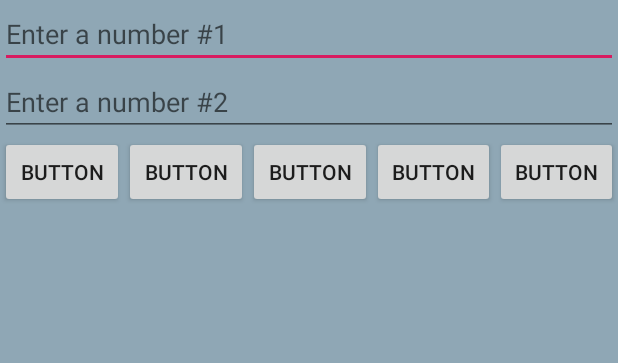
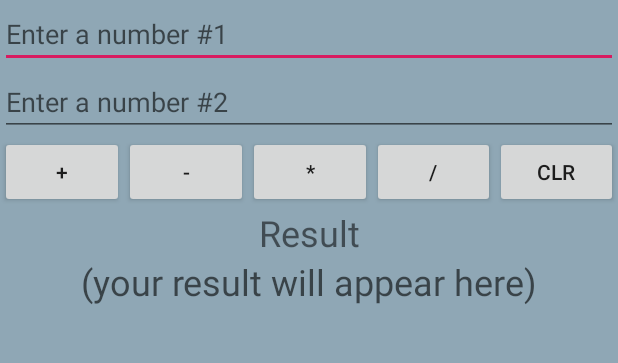
Before and after one commit to widmonstertony/SimpleCalculator, an Android app: the screen it shows after launch (MainActivity), on a phone screen of 412 x 824 dp, the part 133-496 px from its top. Run offline under Robolectric (Android 15) with nearby library versions, the phone set to English and light mode, and no system bars.

Commit message:
finished design ui.

```diff
--- a/app/src/main/java/com/example/tonytan/simplecalculator/MainActivity.kt
+++ b/app/src/main/java/com/example/tonytan/simplecalculator/MainActivity.kt
@@ -14,10 +14,6 @@ class MainActivity : AppCompatActivity() {
         setContentView(R.layout.activity_main)
         setSupportActionBar(toolbar)
 
-        fab.setOnClickListener { view ->
-            Snackbar.make(view, "Replace with your own action", Snackbar.LENGTH_LONG)
-                    .setAction("Action", null).show()
-        }
     }
 
     override fun onCreateOptionsMenu(menu: Menu): Boolean {
--- a/app/src/main/res/layout/content_main.xml
+++ b/app/src/main/res/layout/content_main.xml
@@ -29,26 +29,40 @@
     <LinearLayout
             android:orientation="horizontal"
             android:layout_width="match_parent"
-            android:layout_height="match_parent" android:layout_weight="0">
+            android:layout_height="wrap_content" android:layout_weight="0">
         <Button
-                android:text="Button"
+                android:text="+"
                 android:layout_width="wrap_content"
-                android:layout_height="wrap_content" android:id="@+id/button" android:layout_weight="1"/>
+                android:layout_height="wrap_content" android:id="@+id/plus" android:layout_weight="1"/>
         <Button
-                android:text="Button"
+                android:text="-"
                 android:layout_width="wrap_content"
-                android:layout_height="wrap_content" android:id="@+id/button2" android:layout_weight="1"/>
+                android:layout_height="wrap_content" android:id="@+id/minus" android:layout_weight="1"/>
         <Button
-                android:text="Button"
+                android:text="*"
                 android:layout_width="wrap_content"
-                android:layout_height="wrap_content" android:id="@+id/button3" android:layout_weight="1"/>
+                android:layout_height="wrap_content" android:id="@+id/multiply" android:layout_weight="1"/>
         <Button
-                android:text="Button"
+                android:text="/"
                 android:layout_width="wrap_content"
-                android:layout_height="wrap_content" android:id="@+id/button4" android:layout_weight="1"/>
+                android:layout_height="wrap_content" android:id="@+id/divice" android:layout_weight="1"/>
         <Button
-                android:text="Button"
+                android:text="CLR"
                 android:layout_width="wrap_content"
-                android:layout_height="wrap_content" android:id="@+id/button5" android:layout_weight="1"/>
+                android:layout_height="wrap_content" android:id="@+id/clear" android:layout_weight="1"/>
+    </LinearLayout>
+    <LinearLayout
+            android:orientation="vertical"
+            android:layout_width="match_parent"
+            android:layout_height="match_parent" android:layout_weight="1">
+        <TextView
+                android:text="Result"
+                android:layout_width="match_parent"
+                android:layout_height="wrap_content" android:id="@+id/result_title" android:textSize="24sp"
+                android:gravity="center"/>
+        <TextView
+                android:layout_width="match_parent"
+                android:layout_height="wrap_content" android:id="@+id/result" android:textSize="24sp"
+                android:hint="(your result will appear here)" android:gravity="center"/>
     </LinearLayout>
 </LinearLayout>
```
